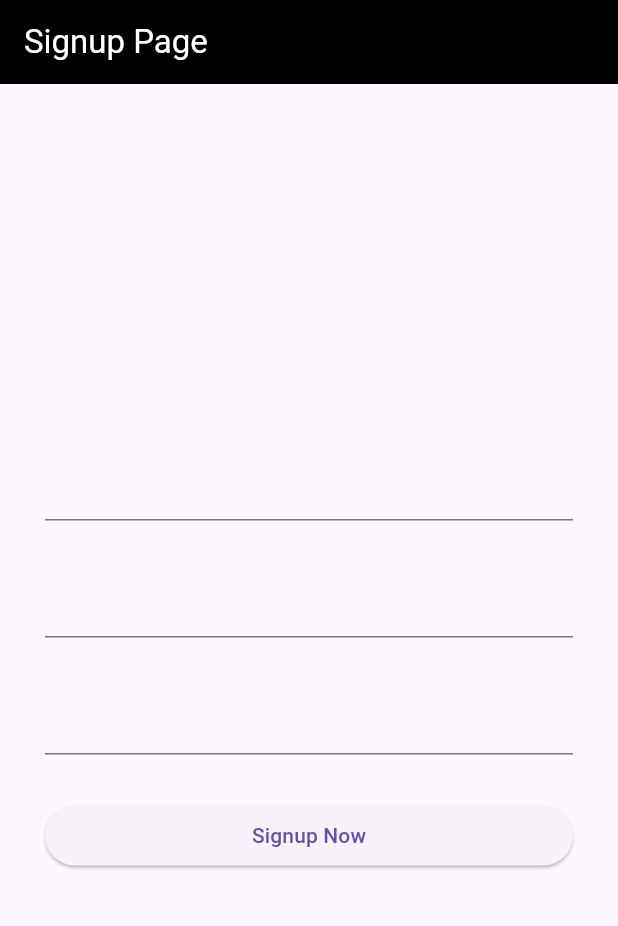
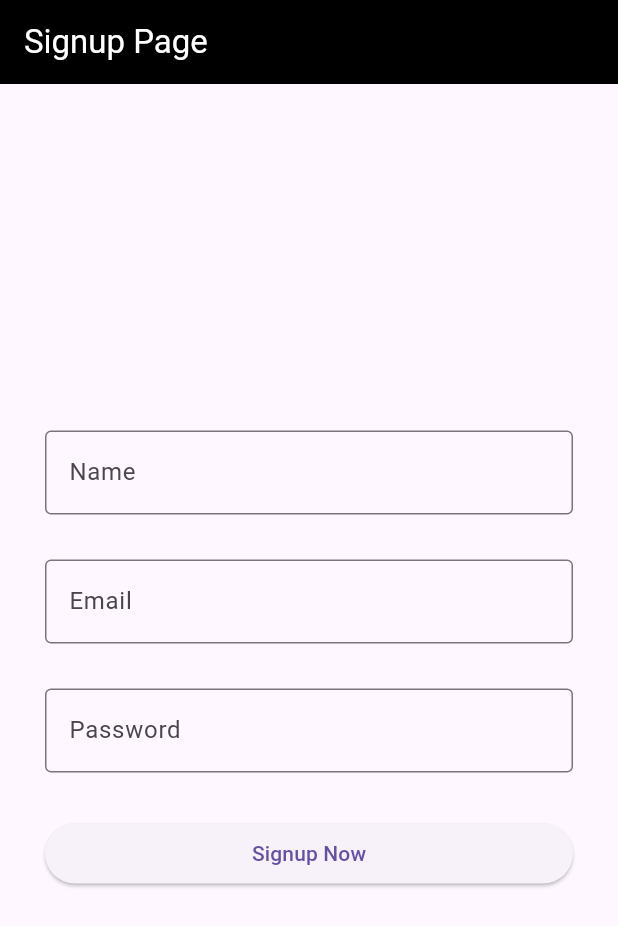
Before and after one commit to narayanvyas/cu_krg_ait, a Flutter app: the screen it shows after launch, after a tap on "Signup Now", on a phone screen of 412 x 824 dp. Shown: the top 926 px of the screen. Run offline on Flutter 3.47's test engine with Material 3 defaults, Android fonts, the phone set to English and light mode, and no system bars; network calls fail.

Commit message:
Working on Signup Page

```diff
--- a/lib/signup_page.dart
+++ b/lib/signup_page.dart
@@ -1,4 +1,29 @@
 import 'package:flutter/material.dart';
+
+final TextEditingController nameController = TextEditingController();
+final TextEditingController emailController = TextEditingController();
+final TextEditingController passwordController = TextEditingController();
+
+bool validateForm() {
+  if (nameController.text.length < 2) {
+    print('Name is incorrect');
+    return false;
+  } else if (emailController.text.length < 2) {
+    print('Email is incorrect');
+    return false;
+  } else if (passwordController.text.length < 3) {
+    print('Password is incorrect');
+    return false;
+  } else {
+    return true;
+  }
+}
+
+void performLogin() {
+  if (validateForm()) {
+    print('Login Success');
+  }
+}
 
 class SignupPage extends StatelessWidget {
   const SignupPage({super.key});
@@ -17,13 +42,35 @@ class SignupPage extends StatelessWidget {
           padding: EdgeInsets.symmetric(horizontal: 30),
           shrinkWrap: true,
           children: [
-            TextField(),
+            TextField(
+              controller: nameController,
+              decoration: InputDecoration(
+                hintText: 'Name',
+                border: OutlineInputBorder(),
+              ),
+            ),
             Container(height: 30),
-            TextField(),
+            TextField(
+              controller: emailController,
+              decoration: InputDecoration(
+                hintText: 'Email',
+                border: OutlineInputBorder(),
+              ),
+            ),
             Container(height: 30),
-            TextField(),
+            TextField(
+              controller: passwordController,
+              decoration: InputDecoration(
+                hintText: 'Password',
+                border: OutlineInputBorder(),
+              ),
+            ),
             Container(height: 30),
-            ElevatedButton(onPressed: () {}, child: Text('Signup Now'))
+            ElevatedButton(
+                onPressed: () {
+                  performLogin();
+                },
+                child: Text('Signup Now'))
           ],
         ),
       ),
```
